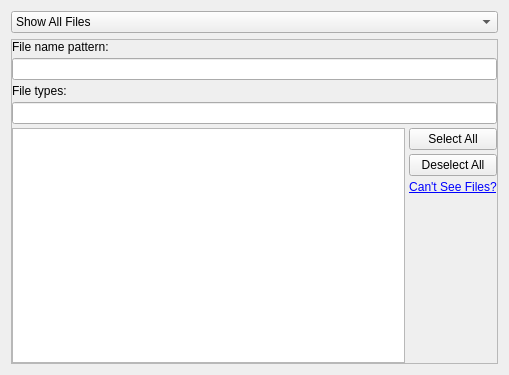
First picture: the form in plasma/applets/folderview/folderviewFilterConfig.ui, repository KDE/kde-baseapps, before the edit.
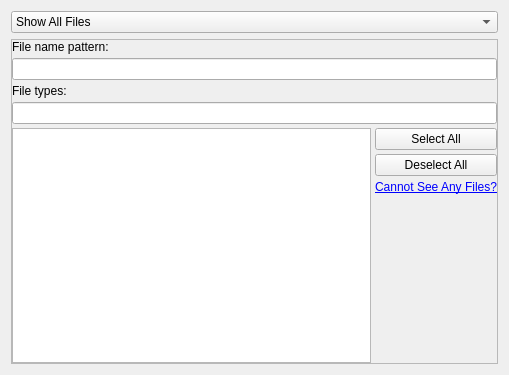
Second picture: the form after the edit. Custom widgets are drawn as their Qt base class.

Commit message: Proof-reading.

What changed in the file:
```diff
--- a/plasma/applets/folderview/folderviewFilterConfig.ui
+++ b/plasma/applets/folderview/folderviewFilterConfig.ui
@@ -154,7 +154,7 @@
 For example, if you have &quot;*&quot; as your pattern, but have nothing selected in the MIME types, no files will be shown.</string>
               </property>
               <property name="text">
-               <string>&lt;a href=&quot;null&quot;&gt;Can't See Files?&lt;/a&gt;</string>
+               <string>&lt;a href=&quot;null&quot;&gt;Cannot See Any Files?&lt;/a&gt;</string>
               </property>
               <property name="alignment">
                <set>Qt::AlignCenter</set>
```
